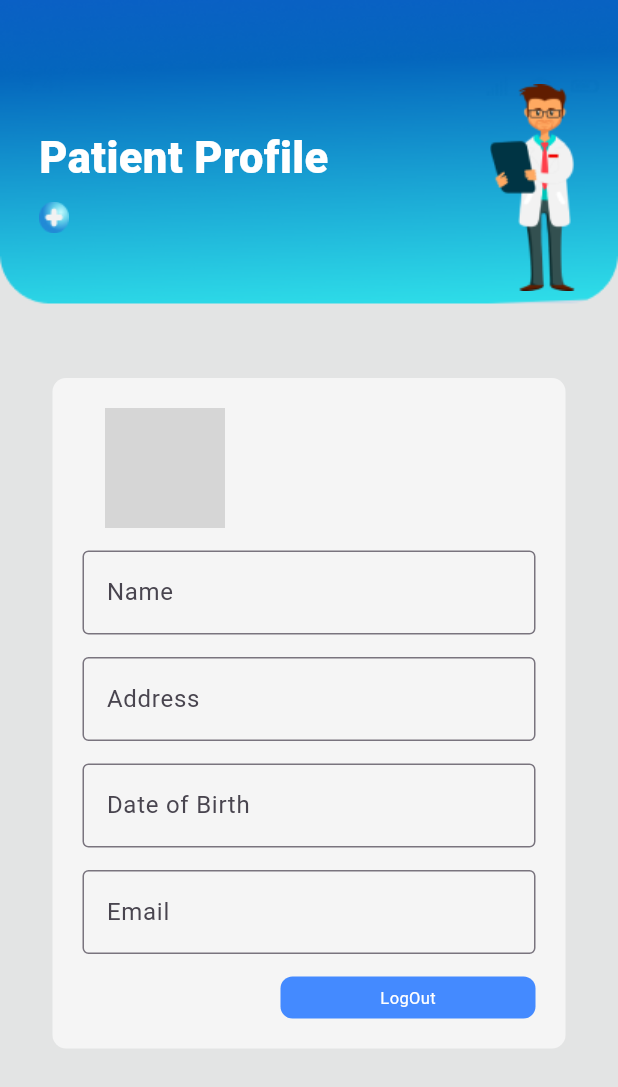
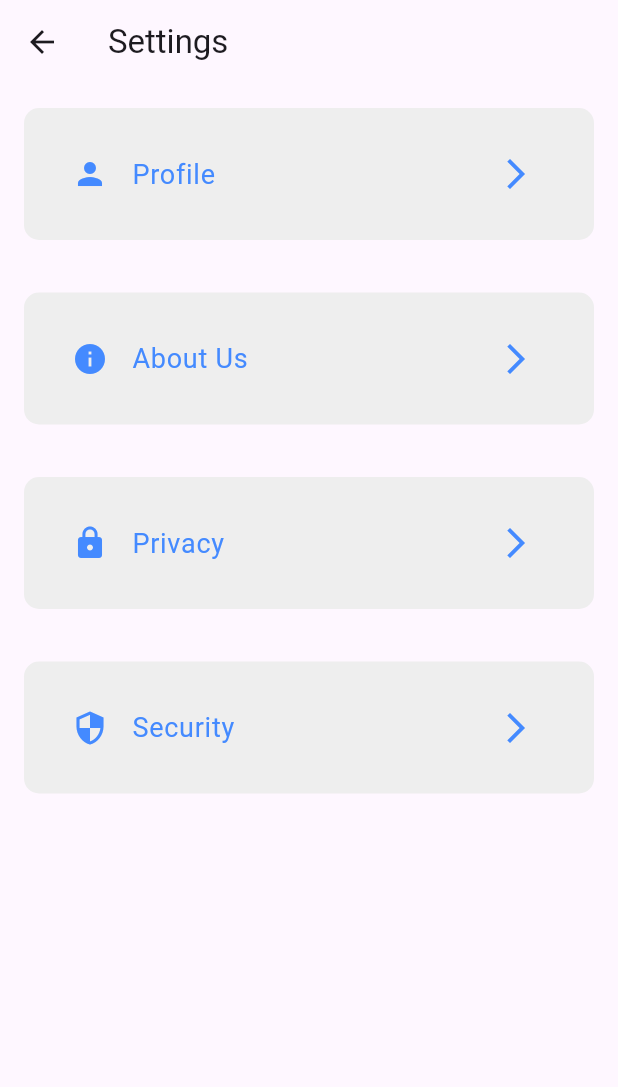
Before and after one commit to Jaindu1223/med_vault, a Flutter app: the HomePage screen opened directly, item 4 of the bottom bar chosen, on a phone screen of 412 x 824 dp. Shown: the top 1087 px of the screen. Run offline on Flutter 3.47's test engine with Material 3 defaults, Android fonts, the phone set to English and light mode, and no system bars; our stand-ins replace firebase_core, geolocator, qr_flutter; missing offline and left inert: qr_code_scanner; accounts and stored records are empty; grey boxes are pictures that could not be loaded.

Commit message:
added settings page

```diff
--- a/lib/pages/patient/home_page.dart
+++ b/lib/pages/patient/home_page.dart
@@ -6,6 +6,7 @@ import 'package:med_vault/pages/patient/check.dart';
 import 'package:med_vault/pages/patient/my_qr.dart';
 import 'package:med_vault/pages/patient/patient_profile.dart';
 import 'package:med_vault/pages/patient/pharmacy_spotter.dart';
+import 'package:med_vault/pages/patient/settings.dart';
 import 'package:med_vault/pages/patient/view_prescription.dart';
 
 
@@ -48,7 +49,7 @@ class _HomePageState extends State<HomePage> {
       case 3:
         Navigator.push(
           context,
-          MaterialPageRoute(builder: (context) => PatientProfile()),
+          MaterialPageRoute(builder: (context) => SettingsPage()),
         );
         break;
     }
--- /dev/null
+++ b/lib/pages/patient/settings.dart
@@ -0,0 +1,89 @@
+import 'package:flutter/material.dart';
+
+class SettingsPage extends StatelessWidget {
+  @override
+  Widget build(BuildContext context) {
+    return Scaffold(
+      appBar: AppBar(
+        title: Text('Settings'),
+      ),
+      body: ListView(
+        padding: EdgeInsets.all(16.0),
+        children: [
+          _buildSettingsSection(
+            title: 'Profile',
+            icon: Icons.person,
+            onTap: () {
+              // Handle profile section tap
+            },
+          ),
+          const SizedBox(
+            height: 35,
+            width: 10,
+          ),
+          _buildSettingsSection(
+            title: 'About Us',
+            icon: Icons.info,
+            onTap: () {
+              // Handle about us section tap
+            },
+          ),
+          const SizedBox(
+            height: 35,
+            width: 10,
+          ),
+          _buildSettingsSection(
+            title: 'Privacy',
+            icon: Icons.lock,
+            onTap: () {
+              // Handle privacy section tap
+            },
+          ),
+          const SizedBox(
+            height: 35,
+            width: 10,
+          ),
+          _buildSettingsSection(
+
+            title: 'Security',
+            icon: Icons.security,
+            onTap: () {
+              // Handle security section tap
+            },
+          ),
+
+        ],
+      ),
+    );
+  }
+
+  Widget _buildSettingsSection({required String title, required IconData icon, required VoidCallback onTap}) {
+    return InkWell(
+      onTap: onTap,
+      child: Container(
+        padding: EdgeInsets.all(16.0),
+        decoration: BoxDecoration(
+          color: Colors.grey[200],
+          borderRadius: BorderRadius.circular(10.0),
+        ),
+        child: ListTile(
+          leading: Icon(
+            icon,
+            color: Colors.blueAccent,
+          ),
+          title: Text(
+            title,
+            style: TextStyle(
+              fontSize: 18.0,
+              color: Colors.blueAccent,
+            ),
+          ),
+          trailing: Icon(
+            Icons.arrow_forward_ios,
+            color: Colors.blueAccent,
+          ),
+        ),
+      ),
+    );
+  }
+}
```
